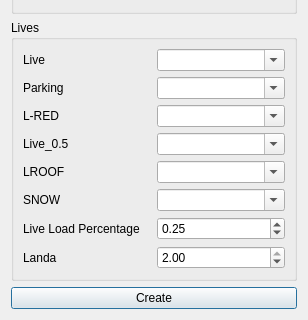
First picture: the form in widgets/define/create_load_combinations_for_nonlinear_deflection.ui, repository ebrahimraeyat/civilTools, before the edit; both pictures show x 0 to 308 and y 170 to 490 of the 308 by 490 pixel window.
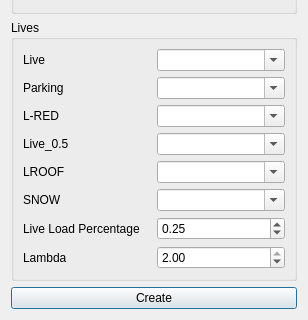
Second picture: the form after the edit. Icons and pictures are not drawn.

Diff of the .ui file:
```diff
--- a/widgets/define/create_load_combinations_for_nonlinear_deflection.ui
+++ b/widgets/define/create_load_combinations_for_nonlinear_deflection.ui
@@ -188,7 +188,7 @@
       <item row="8" column="0">
        <widget class="QLabel" name="label_22">
         <property name="text">
-         <string>Landa</string>
+         <string>Lambda</string>
         </property>
        </widget>
       </item>
```
